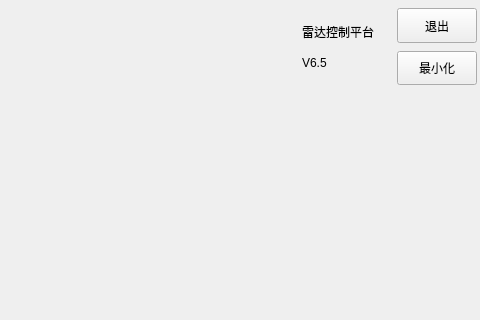
Before: the Qt Designer form mainPanel/mainoverlayout.ui in DanielWuxiaoxiao/DispCtrl, drawn with Qt 5; both pictures show x 558 to 1038 and y 0 to 320 of the 1038 by 689 pixel window.
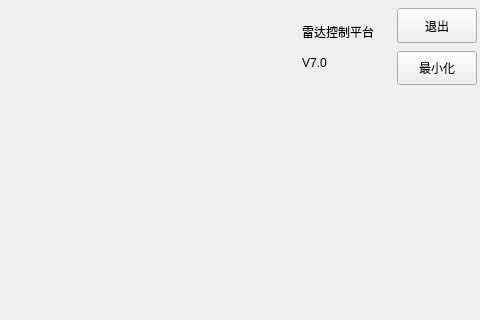
After: the same form once the commit is applied. Icons and pictures are not drawn.

Patch:
```diff
--- a/mainPanel/mainoverlayout.ui
+++ b/mainPanel/mainoverlayout.ui
@@ -702,7 +702,7 @@
               <item>
                <widget class="QLabel" name="SubtitleLabel">
                 <property name="text">
-                 <string>V6.5</string>
+                 <string>V7.0</string>
                 </property>
                </widget>
               </item>
```
Left out of the diff: 22 changed lines with no effect on the pictures.
